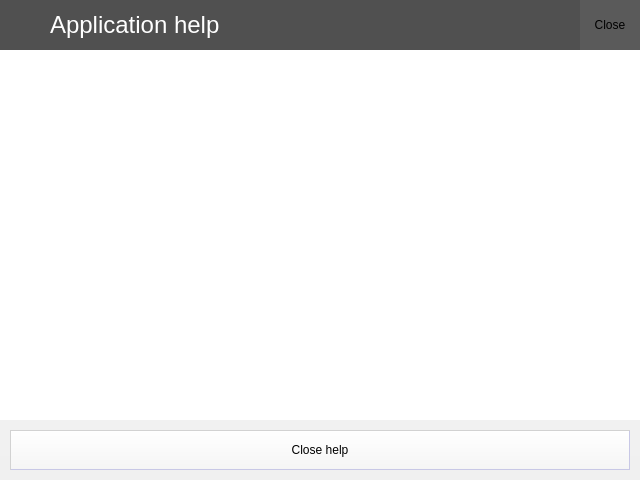
Old version of the form HelpDialog.ui in the repository kacerpetr/QRssReader.
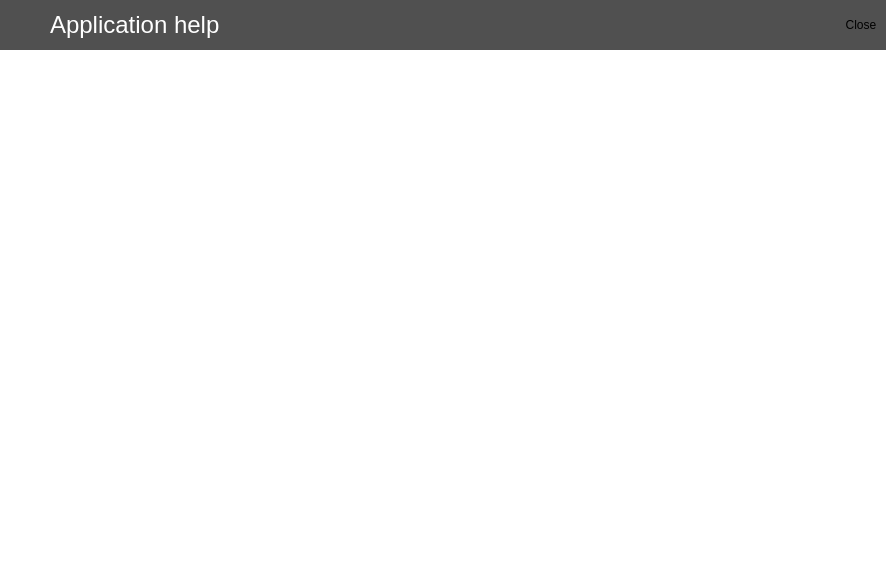
New version of the form. Icons and pictures are not drawn.

The edit to the form file:
```diff
--- a/HelpDialog.ui
+++ b/HelpDialog.ui
@@ -6,8 +6,8 @@
    <rect>
     <x>0</x>
     <y>0</y>
-    <width>640</width>
-    <height>480</height>
+    <width>886</width>
+    <height>572</height>
    </rect>
   </property>
   <property name="windowTitle">
@@ -36,28 +36,26 @@
 	background-color: rgb(80, 80, 80);
 }
 
-QPushButton{
-	background-color: qlineargradient(spread:pad, x1:0, y1:0, x2:0, y2:1, stop:0 rgb(255, 255, 255), stop:1 rgb(245, 245, 245));
-	color: black;
-	border-radius: 0px;
-	border-bottom: 1px solid rgb(200, 200, 230);
-	border-right: 1px solid rgb(200, 200, 230);
-	border-top: 1px solid rgb(210, 210, 210);
-	border-left: 1px solid rgb(210, 210, 210);
+#closeToolButton{
+	border: none;
+	background: rgb(80, 80, 80);
 }
 
-QPushButton:hover{
-	background-color: qlineargradient(spread:pad, x1:0, y1:0, x2:0, y2:1, stop:0 rgb(245, 245, 245), stop:1 rgb(235, 235, 235));
+#closeToolButton:hover{
+	border: none;
+	background-color: rgb(90, 90, 90);
 }
 
-QPushButton:pressed{
-	background-color: qlineargradient(spread:pad, x1:0, y1:0, x2:0, y2:1, stop:0 rgb(235, 235, 235), stop:1 rgb(225, 225, 225));
+#closeToolButton:pressed{
+	border: none;
+	background-color: rgb(100, 100, 100);
 }
 
 #closeButton{
 	background-color: rgb(90, 90, 90);
 	border: 0px;
-}</string>
+}
+</string>
   </property>
   <layout class="QVBoxLayout" name="verticalLayout">
    <property name="spacing">
@@ -76,7 +74,7 @@
     <number>0</number>
    </property>
    <item>
-    <layout class="QHBoxLayout" name="horizontalLayout_2">
+    <layout class="QHBoxLayout" name="horizontalLayout1">
      <property name="spacing">
       <number>0</number>
      </property>
@@ -140,22 +138,32 @@
       </widget>
      </item>
      <item>
-      <widget class="QToolButton" name="closeButton">
+      <widget class="QToolButton" name="closeToolButton">
        <property name="minimumSize">
         <size>
-         <width>60</width>
+         <width>50</width>
          <height>50</height>
         </size>
        </property>
        <property name="maximumSize">
         <size>
-         <width>60</width>
+         <width>50</width>
          <height>50</height>
         </size>
        </property>
        <property name="text">
         <string>Close</string>
        </property>
+       <property name="icon">
+        <iconset resource="Images.qrc">
+         <normaloff>:/images/close</normaloff>:/images/close</iconset>
+       </property>
+       <property name="iconSize">
+        <size>
+         <width>32</width>
+         <height>32</height>
+        </size>
+       </property>
       </widget>
      </item>
     </layout>
@@ -176,8 +184,8 @@
        <rect>
         <x>0</x>
         <y>0</y>
-        <width>640</width>
-        <height>368</height>
+        <width>886</width>
+        <height>520</height>
        </rect>
       </property>
       <layout class="QVBoxLayout" name="verticalLayout_2">
@@ -200,35 +208,6 @@
      </widget>
     </widget>
    </item>
-   <item>
-    <layout class="QHBoxLayout" name="horizontalLayout">
-     <property name="leftMargin">
-      <number>10</number>
-     </property>
-     <property name="topMargin">
-      <number>10</number>
-     </property>
-     <property name="rightMargin">
-      <number>10</number>
-     </property>
-     <property name="bottomMargin">
-      <number>10</number>
-     </property>
-     <item>
-      <widget class="QPushButton" name="pushButton">
-       <property name="minimumSize">
-        <size>
-         <width>200</width>
-         <height>40</height>
-        </size>
-       </property>
-       <property name="text">
-        <string>Close help</string>
-       </property>
-      </widget>
-     </item>
-    </layout>
-   </item>
   </layout>
  </widget>
  <resources>
```
Left out of the diff: 10 changed lines with no effect on the pictures.
